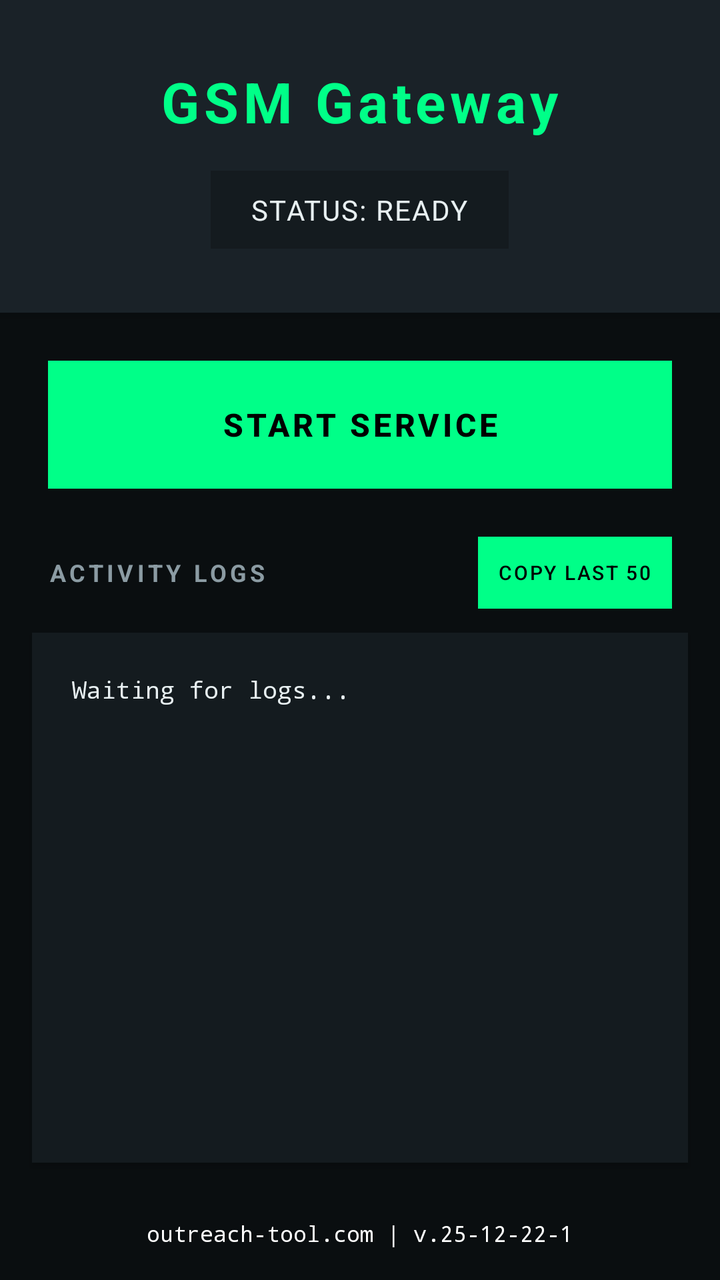
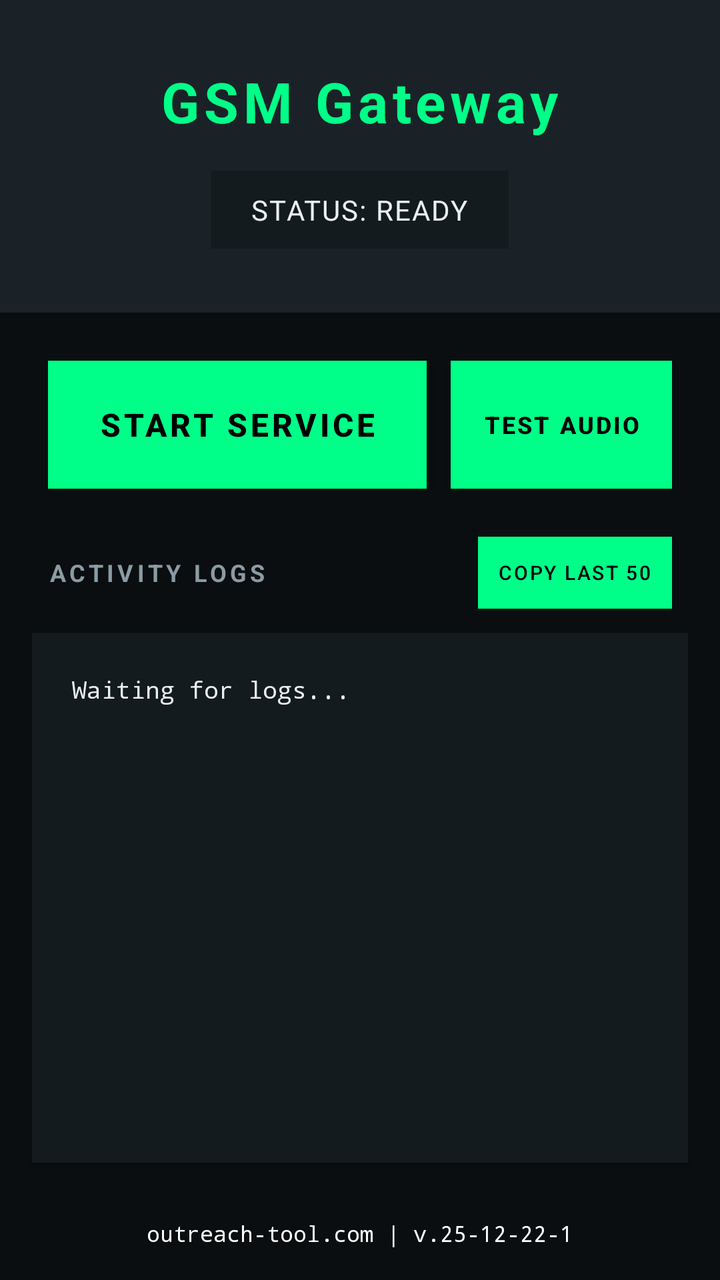

An Android layout rendered at two revisions. The XML below is the earlier revision; the diff shows what the commit changed to produce the second picture.
<!-- AndroidManifest.xml: application theme Theme.AndroidGSM -->
<!-- res/layout/activity_main.xml -->
<?xml version="1.0" encoding="utf-8"?>
<LinearLayout xmlns:android="http://schemas.android.com/apk/res/android"
              android:layout_width="match_parent"
              android:layout_height="match_parent"
              android:orientation="vertical"
              android:background="@color/bg_dark">

    <LinearLayout
            android:layout_width="match_parent"
            android:layout_height="wrap_content"
            android:orientation="vertical"
            android:background="@color/bg_elevated"
            android:padding="32dp"
            android:elevation="4dp">

        <TextView
                android:layout_width="wrap_content"
                android:layout_height="wrap_content"
                android:text="GSM Gateway"
                android:textSize="28sp"
                android:textColor="@color/brand_green"
                android:textStyle="bold"
                android:layout_gravity="center"
                android:letterSpacing="0.08" />

        <TextView
                android:id="@+id/statusTextView"
                android:layout_width="wrap_content"
                android:layout_height="wrap_content"
                android:text="Status: Ready"
                android:textSize="14sp"
                android:textColor="@color/text_primary"
                android:layout_gravity="center"
                android:layout_marginTop="16dp"
                android:padding="10dp"
                android:paddingStart="20dp"
                android:paddingEnd="20dp"
                android:background="@color/bg_card"
                android:textAllCaps="true"
                android:letterSpacing="0.05" />
    </LinearLayout>

    <LinearLayout
            android:layout_width="match_parent"
            android:layout_height="wrap_content"
            android:orientation="vertical"
            android:padding="24dp"
            android:gravity="center">

        <Button
                android:id="@+id/toggleButton"
                android:layout_width="match_parent"
                android:layout_height="64dp"
                android:text="START SERVICE"
                android:textSize="16sp"
                android:textStyle="bold"
                android:textColor="@color/black"
                android:background="@color/brand_green"
                android:elevation="8dp"
                android:letterSpacing="0.1"
                android:stateListAnimator="@null" />
    </LinearLayout>

    <LinearLayout
            android:id="@+id/sim_selection_container"
            android:layout_width="match_parent"
            android:layout_height="wrap_content"
            android:orientation="vertical"
            android:padding="24dp"
            android:background="@color/bg_card"
            android:layout_marginStart="16dp"
            android:layout_marginEnd="16dp"
            android:layout_marginBottom="16dp"
            android:elevation="2dp"
            android:visibility="gone">

        <TextView
                android:layout_width="wrap_content"
                android:layout_height="wrap_content"
                android:text="Select SIM for Calls"
                android:textSize="16sp"
                android:textColor="@color/text_primary"
                android:textStyle="bold"
                android:letterSpacing="0.05" />

        <RadioGroup
                android:id="@+id/sim_radio_group"
                android:layout_width="match_parent"
                android:layout_height="wrap_content"
                android:orientation="vertical"
                android:layout_marginTop="16dp" />
    </LinearLayout>

    <LinearLayout
            android:layout_width="match_parent"
            android:layout_height="wrap_content"
            android:orientation="horizontal"
            android:gravity="center_vertical"
            android:paddingStart="24dp"
            android:paddingEnd="24dp"
            android:layout_marginBottom="12dp">

        <TextView
                android:layout_width="0dp"
                android:layout_height="wrap_content"
                android:layout_weight="1"
                android:text="ACTIVITY LOGS"
                android:textSize="12sp"
                android:textStyle="bold"
                android:textColor="@color/text_secondary"
                android:letterSpacing="0.15" />

        <Button
                android:id="@+id/copyLogsButton"
                android:layout_width="wrap_content"
                android:layout_height="36dp"
                android:text="COPY LAST 50"
                android:textSize="10sp"
                android:textColor="@color/black"
                android:background="@color/brand_green"
                android:paddingStart="10dp"
                android:paddingEnd="10dp"
                android:stateListAnimator="@null" />
    </LinearLayout>

    <ScrollView
            android:id="@+id/scrollView"
            android:layout_width="match_parent"
            android:layout_height="0dp"
            android:layout_weight="1"
            android:background="@color/bg_card"
            android:padding="20dp"
            android:layout_marginStart="16dp"
            android:layout_marginEnd="16dp"
            android:layout_marginBottom="16dp"
            android:elevation="2dp">

        <TextView
                android:id="@+id/logTextView"
                android:layout_width="match_parent"
                android:layout_height="wrap_content"
                android:text="Waiting for logs...\n"
                android:textSize="12sp"
                android:textColor="@color/text_primary"
                android:fontFamily="monospace"
                android:lineSpacingExtra="6dp" />
    </ScrollView>

    <TextView
            android:id="@+id/versionTextView"
            android:layout_width="match_parent"
            android:layout_height="wrap_content"
            android:text="outreach-tool.com | v.25-12-22-1"
            android:textSize="11sp"
            android:textColor="#ffffff"
            android:fontFamily="monospace"
            android:gravity="center"
            android:paddingTop="12dp"
            android:paddingBottom="16dp" />

</LinearLayout>
<!-- resources referenced by this layout -->
<resources>
  <color name="bg_card">#141B1F</color>
  <color name="bg_dark">#0A0E10</color>
  <color name="bg_elevated">#1A2228</color>
  <color name="black">#FF000000</color>
  <color name="brand_green">#00FF88</color>
  <color name="text_primary">#E8F0F2</color>
  <color name="text_secondary">#8B9BA3</color>
  <style name="Theme.AndroidGSM" parent="Theme.MaterialComponents.DayNight.NoActionBar">
          <item name="colorPrimary">@color/brand_green</item>
          <item name="colorPrimaryVariant">@color/brand_green_dark</item>
          <item name="colorOnPrimary">@color/black</item>
          <item name="colorSecondary">@color/brand_green</item>
          <item name="colorSecondaryVariant">@color/brand_green_dark</item>
          <item name="colorOnSecondary">@color/black</item>
          <item name="android:statusBarColor">@color/bg_dark</item>
          <item name="android:windowLightStatusBar" tools:targetApi="m">false</item>
          <item name="android:navigationBarColor">@color/bg_dark</item>
      </style>
  <color name="brand_green_dark">#00CC6A</color>
</resources>

<!-- the commit's change to res/layout/activity_main.xml (unified diff, before → after) -->
@@ -43,13 +43,14 @@
     <LinearLayout
             android:layout_width="match_parent"
             android:layout_height="wrap_content"
-            android:orientation="vertical"
+            android:orientation="horizontal"
             android:padding="24dp"
             android:gravity="center">
 
         <Button
                 android:id="@+id/toggleButton"
-                android:layout_width="match_parent"
+                android:layout_width="0dp"
+                android:layout_weight="1"
                 android:layout_height="64dp"
                 android:text="START SERVICE"
                 android:textSize="16sp"
@@ -58,6 +59,20 @@
                 android:background="@color/brand_green"
                 android:elevation="8dp"
                 android:letterSpacing="0.1"
+                android:stateListAnimator="@null" />
+
+        <Button
+                android:id="@+id/testAudioButton"
+                android:layout_width="wrap_content"
+                android:layout_height="64dp"
+                android:layout_marginStart="12dp"
+                android:minWidth="0dp"
+                android:text="TEST AUDIO"
+                android:textSize="12sp"
+                android:textStyle="bold"
+                android:textColor="@color/black"
+                android:background="@color/brand_green"
+                android:elevation="8dp"
                 android:stateListAnimator="@null" />
     </LinearLayout>
 
